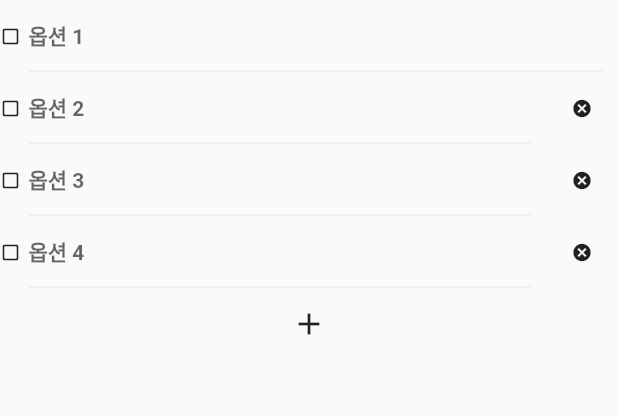
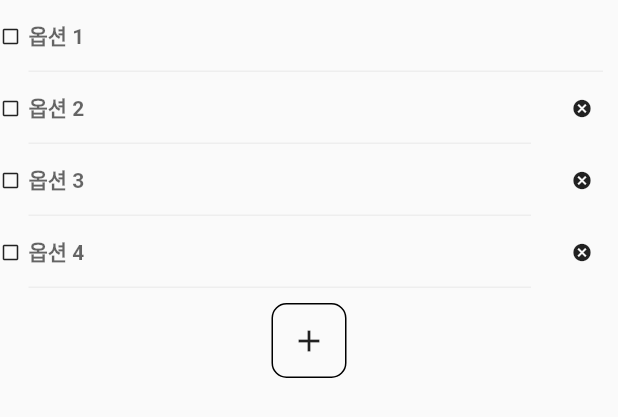
Before and after one commit to sungjjss9707/APP_AI_MMIS_teamMMIS, a Flutter app: the MultipleChoice widget shown alone on an empty page, opened directly, after a tap on the "cancel" icon, after a tap on the "add" icon, on a phone screen of 412 x 824 dp. Shown: the top 417 px of the screen. Run offline on Flutter 3.47's test engine with Material 2 defaults, Android fonts, the phone set to English and light mode, and no system bars; our stand-ins replace flutter_rating_bar, font_awesome_flutter, get, image_picker, like_button, syncfusion_flutter_charts and 2 more; missing offline and left inert: number_pagination.

Commit message:
설문조사 생성 만드는 중

```diff
--- a/admin/lib/view/components/survey/multipleChoice.dart
+++ b/admin/lib/view/components/survey/multipleChoice.dart
@@ -1,31 +1,44 @@
 import 'package:admin/view/components/survey/single_choice_form_field.dart';
+
 import 'package:flutter/material.dart';
 
 import '../../../size.dart';
 
 class MultipleChoice extends StatefulWidget {
+  final List<TextEditingController> textEditingControllers = [];
+  MultipleChoice({Key? key}) : super(key: key);
   @override
   _MultipleChoiceState createState() => _MultipleChoiceState();
 }
 
 class _MultipleChoiceState extends State<MultipleChoice> {
-  final _formKey = GlobalKey<FormState>();
   final List<ChoiceFormField> choices = [];
-
   @override
   void initState() {
-    choices.add(
-      ChoiceFormField(index: 0),
-    );
-    choices.add(
-      ChoiceFormField(index: 1),
-    );
-    choices.add(
-      ChoiceFormField(index: 2),
-    );
-    choices.add(
-      ChoiceFormField(index: 3),
-    );
+    widget.textEditingControllers.clear();
+    widget.textEditingControllers.add(TextEditingController());
+    widget.textEditingControllers.add(TextEditingController());
+    widget.textEditingControllers.add(TextEditingController());
+    widget.textEditingControllers.add(TextEditingController());
+    choices.addAll([
+      ChoiceFormField(
+        controller: widget.textEditingControllers[0],
+        index: 0,
+      ),
+      ChoiceFormField(
+        controller: widget.textEditingControllers[1],
+        index: 1,
+      ),
+      ChoiceFormField(
+        controller: widget.textEditingControllers[2],
+        index: 2,
+      ),
+      ChoiceFormField(
+        controller: widget.textEditingControllers[3],
+        index: 3,
+      ),
+    ]);
+
     super.initState();
   }
 
@@ -37,11 +50,20 @@
         Column(
           children: children,
         ),
-        IconButton(
-          onPressed: () {
-            _addSingleChoiceFormField();
-          },
-          icon: Icon(Icons.add),
+        SizedBox(height: gap_s),
+        Container(
+          decoration: BoxDecoration(
+            border: Border.all(),
+            borderRadius: BorderRadius.circular(10),
+          ),
+          child: IconButton(
+            onPressed: () {
+              _ChoiceFormFieldAdd();
+            },
+            icon: Icon(
+              Icons.add,
+            ),
+          ),
         ),
       ],
     );
@@ -52,7 +74,7 @@
       choices.length,
       (index) => Row(
         children: [
-          Icon(Icons.check_box_outline_blank_rounded, size: 14),
+          Icon(Icons.check_box_outline_blank, size: 14),
           SizedBox(width: gap_xs),
           choices[index],
           SizedBox(width: gap_s),
@@ -64,7 +86,7 @@
                   ),
                   onPressed: () {
                     setState(() {
-                      _removeSingleChoiceFormField(index);
+                      _ChoiceFormFieldRemove(index);
                     });
                   },
                 )
@@ -74,15 +96,22 @@
     );
   }
 
-  void _addSingleChoiceFormField() {
+  void _ChoiceFormFieldAdd() {
     setState(() {
-      choices.add(ChoiceFormField(index: choices.length));
+      widget.textEditingControllers.add(TextEditingController());
+      choices.add(
+        ChoiceFormField(
+          index: choices.length,
+          controller: widget.textEditingControllers[choices.length],
+        ),
+      );
     });
   }
 
-  void _removeSingleChoiceFormField(int index) {
+  void _ChoiceFormFieldRemove(int index) {
     setState(() {
       choices.removeAt(index);
+      widget.textEditingControllers.removeAt(index);
       for (ChoiceFormField i in choices) {
         i.index = choices.indexOf(i);
       }
```
Also changed, not shown: admin/lib/view/components/survey/single_choice.dart (+17 -8 lines), admin/lib/view/components/survey/survey_question_form_field.dart (+1 -6 lines), admin/lib/view/pages/sub_sub_pages/create_survey_page.dart (+55 -29 lines).
